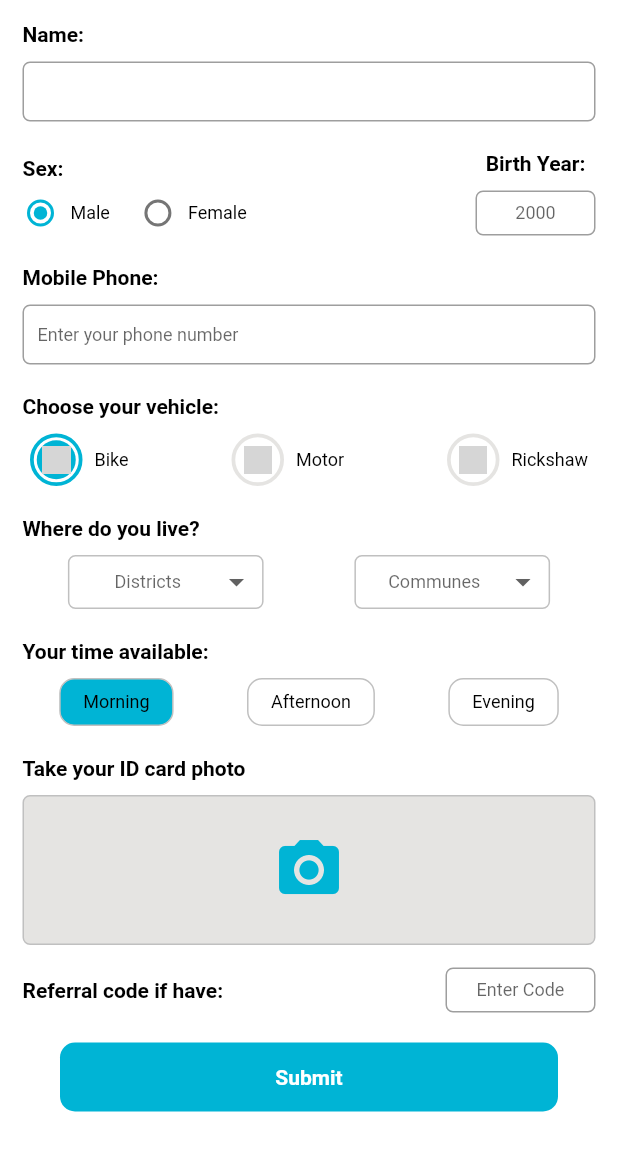
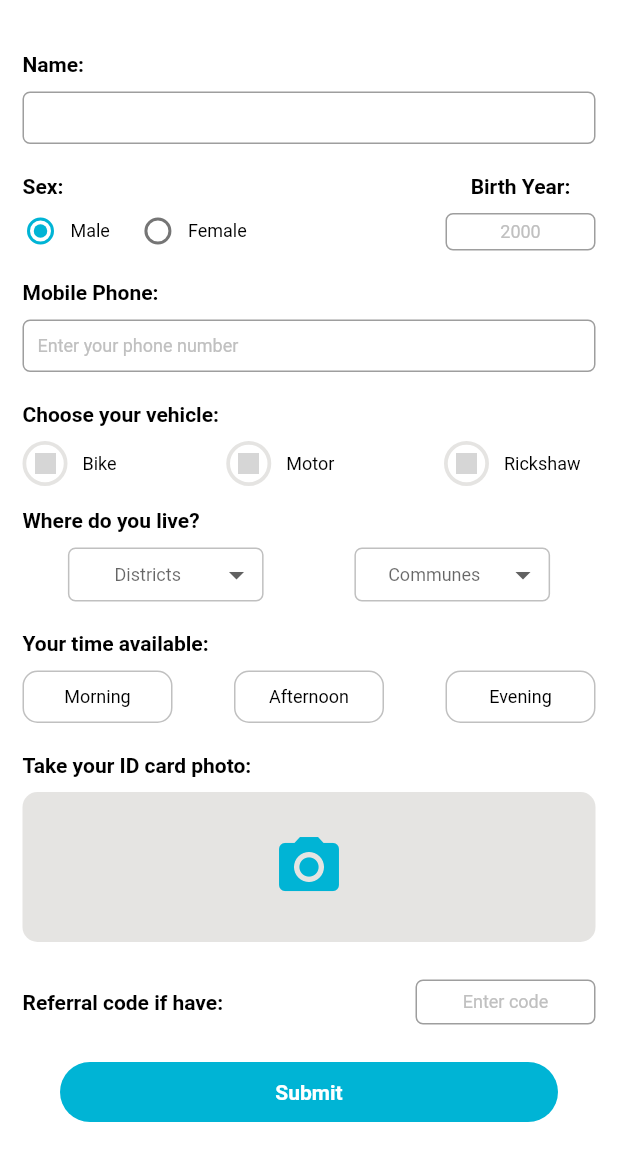
Before and after one commit to OeungChheanghok123/LoyEat, a Flutter app: the BecomeDriver screen opened directly, on a phone screen of 412 x 824 dp. Shown: the top 1161 px of the screen. Run offline on Flutter 3.47's test engine with Material 2 defaults, Android fonts, the phone set to English and light mode, and no system bars; our stand-ins replace dotted_line, flutter_svg; grey boxes are pictures that could not be loaded.

Commit message:
updated on 31-Jan-22

```diff
--- a/lib/widgets/layout_widget/button_widget.dart
+++ b/lib/widgets/layout_widget/button_widget.dart
@@ -6,6 +6,8 @@ class ButtonWidget extends StatelessWidget {
   final double height;
   final Color color;
   final VoidCallback onPressed;
+  final BorderSide borderSide;
+  final double borderRadius;
   final Widget child;
 
   const ButtonWidget({
@@ -13,6 +15,8 @@ class ButtonWidget extends StatelessWidget {
     this.width = 150,
     this.height = 50,
     this.color = rabbit,
+    this.borderSide = BorderSide.none,
+    this.borderRadius = 10,
     required this.onPressed,
     required this.child,
   }) : super(key: key);
@@ -30,7 +34,8 @@ class ButtonWidget extends StatelessWidget {
           backgroundColor: MaterialStateProperty.all(color),
           shape: MaterialStateProperty.all<RoundedRectangleBorder>(
             RoundedRectangleBorder(
-              borderRadius: BorderRadius.circular(10.0),
+              borderRadius: BorderRadius.circular(borderRadius),
+              side: borderSide,
             ),
           ),
         ),
--- a/lib/widgets/layout_widget/color.dart
+++ b/lib/widgets/layout_widget/color.dart
@@ -11,3 +11,4 @@ const Color text = Color.fromRGBO(112, 112, 112, 1);
 const Color black = Color.fromRGBO(0, 0, 0, 1);
 const Color rabbit = Color.fromRGBO(0, 180, 213, 1);
 const Color succeed = Color.fromRGBO(0, 171, 18, 1);
+const Color none = Colors.transparent;
--- /dev/null
+++ b/lib/widgets/layout_widget/icon_button_widget.dart
@@ -0,0 +1,46 @@
+import 'package:flutter/material.dart';
+import 'package:loy_eat/widgets/layout_widget/color.dart';
+
+class IconButtonWidget extends StatelessWidget {
+  final double size;
+  final Color borderColor;
+  final Color backgroundColor;
+  final String image;
+
+  const IconButtonWidget({
+    Key? key,
+    required this.image,
+    this.size = 30,
+    this.borderColor = rabbit,
+    this.backgroundColor = rabbit,
+  }) : super(key: key);
+
+  @override
+  Widget build(BuildContext context) {
+    return Container(
+      width: size,
+      height: size,
+      decoration: BoxDecoration(
+        color: white,
+        borderRadius: BorderRadius.circular(100),
+        border: Border.all(width: 2.5, color: borderColor),
+      ),
+      child: Container(
+        margin: const EdgeInsets.all(2.0),
+        decoration: BoxDecoration(
+          color: backgroundColor,
+          borderRadius: BorderRadius.circular(100),
+        ),
+        child: Container(
+          margin: const EdgeInsets.all(3.5),
+          decoration: BoxDecoration(
+            image: DecorationImage(
+              image: AssetImage(image),
+              fit: BoxFit.fill,
+            ),
+          ),
+        ),
+      ),
+    );
+  }
+}
--- /dev/null
+++ b/lib/widgets/layout_widget/icon_widget.dart
@@ -0,0 +1,23 @@
+import 'package:flutter/material.dart';
+import 'package:loy_eat/widgets/layout_widget/color.dart';
+
+class IconWidget extends StatelessWidget {
+  final IconData icon;
+  final double size;
+  final Color color;
+
+  const IconWidget({
+    Key? key,
+    required this.icon,
+    this.size = 16,
+    this.color = rabbit,
+  }) : super(key: key);
+
+  @override
+  Widget build(BuildContext context) {
+    return Icon(icon,
+      size: size,
+      color: color,
+    );
+  }
+}
--- /dev/null
+++ b/lib/widgets/layout_widget/radio_button_widget.dart
@@ -0,0 +1,32 @@
+import 'package:flutter/material.dart';
+import 'package:loy_eat/widgets/layout_widget/color.dart';
+
+class RadioButtonWidget extends StatelessWidget {
+  final int index;
+  final int groupValue;
+  final ValueChanged<int>? onChanged;
+  final Color activeColor;
+
+  const RadioButtonWidget({
+    Key? key,
+    required this.index,
+    required this.groupValue,
+    required this.onChanged,
+    this.activeColor = rabbit,
+  }) : super(key: key);
+
+  @override
+  Widget build(BuildContext context) {
+    return Radio<int>(
+      materialTapTargetSize: MaterialTapTargetSize.shrinkWrap,
+      visualDensity: const VisualDensity(
+        horizontal: VisualDensity.minimumDensity,
+        vertical: VisualDensity.minimumDensity,
+      ),
+      activeColor: activeColor,
+      groupValue: groupValue,
+      value: index,
+      onChanged:(newValue) => onChanged,
+    );
+  }
+}
--- /dev/null
+++ b/lib/widgets/layout_widget/text_field_widget.dart
@@ -0,0 +1,61 @@
+import 'package:flutter/material.dart';
+import 'package:loy_eat/widgets/layout_widget/color.dart';
+
+class TextFieldWidget extends StatelessWidget {
+  final TextInputType inputType;
+  final double height;
+  final TextAlign textAlign;
+  final double fontSize;
+  final Color textColor;
+  final FontWeight fontWeight;
+  final double contentPaddingLeft;
+  final String hintText;
+  final Color hintColor;
+  final double borderRadius;
+  final double marginVertical;
+  const TextFieldWidget({
+    Key? key,
+    required this.inputType,
+    required this.height,
+    this.textAlign = TextAlign.start,
+    this.fontSize = 12,
+    this.textColor = black,
+    this.fontWeight = FontWeight.normal,
+    this.contentPaddingLeft = 10,
+    this.hintText = '',
+    this.hintColor = silver,
+    this.borderRadius = 5,
+    this.marginVertical = 10,
+  }) : super(key: key);
+
+  @override
+  Widget build(BuildContext context) {
+    return Container(
+      margin: EdgeInsets.symmetric(vertical: marginVertical),
+      height: height,
+      child: TextField(
+        keyboardType: inputType,
+        textAlign: textAlign,
+        autocorrect: false,
+        textAlignVertical: TextAlignVertical.center,
+        style: TextStyle(
+          fontSize: fontSize,
+          fontWeight: fontWeight,
+          color: textColor,
+        ),
+        decoration: InputDecoration(
+          contentPadding: EdgeInsets.fromLTRB(contentPaddingLeft, 0, 0, 0),
+          hintText: hintText,
+          hintStyle: TextStyle(
+            fontSize: fontSize,
+            fontWeight: fontWeight,
+            color: hintColor,
+          ),
+          border: OutlineInputBorder(
+            borderRadius: BorderRadius.all(Radius.circular(borderRadius)),
+          ),
+        ),
+      ),
+    );
+  }
+}
--- a/lib/widgets/page_widget/become_driver_page_widget.dart
+++ b/lib/widgets/page_widget/become_driver_page_widget.dart
@@ -1,6 +1,13 @@
 import 'package:flutter/material.dart';
 import 'package:loy_eat/models/location.dart';
+import 'package:loy_eat/screens/flash_screen/instruction_page.dart';
+import 'package:loy_eat/widgets/layout_widget/button_widget.dart';
 import 'package:loy_eat/widgets/layout_widget/color.dart';
+import 'package:loy_eat/widgets/layout_widget/icon_button_widget.dart';
+import 'package:loy_eat/widgets/layout_widget/icon_widget.dart';
+import 'package:loy_eat/widgets/layout_widget/radio_button_widget.dart';
+import 'package:loy_eat/widgets/layout_widget/space.dart';
+import 'package:loy_eat/widgets/layout_widget/text_field_widget.dart';
 import 'package:loy_eat/widgets/layout_widget/text_widget.dart';
 
 class BecomeDriverPageWidget extends StatefulWidget {
@@ -16,11 +23,11 @@ class _BecomeDriverPageWidgetState extends State<BecomeDriverPageWidget> {
   String? _dropDownDistrictValue;
   String? _dropDownCommuneValue;
 
-  bool isSelectedBike = true;
+  bool isSelectedBike = false;
   bool isSelectedMotor = false;
   bool isSelectedRickshaw = false;
 
-  bool isSelectMorning = true;
+  bool isSelectMorning = false;
   bool isSelectAfternoon = false;
   bool isSelectEvening = false;
 
@@ -48,12 +55,13 @@ class _BecomeDriverPageWidgetState extends State<BecomeDriverPageWidget> {
         child: Column(
           mainAxisSize: MainAxisSize.min,
           children: [
+            const Space(height: 20),
             _buildDriverName,
             _buildDriverGenderAndBirthYear,
             _buildDriverMobilePhone,
             _buildDriverVehicle,
             _buildDriverLive,
-            _buildDriverTime,
+            _buildDriverSchedule,
             _buildDriverIDCard,
             _buildDriverReferral,
             _buildSubmitButton,
@@ -66,41 +74,60 @@ class _BecomeDriverPageWidgetState extends State<BecomeDriverPageWidget> {
   Widget get _buildDriverName{
     return Column(
       crossAxisAlignment: CrossAxisAlignment.start,
-      children: <Widget> [
-        _buildStringTitle('Name:'),
-        _buildTextField(const EdgeInsets.symmetric(vertical: 10), TextInputType.text, TextAlign.start, const EdgeInsets.only(left: 10), ''),
-        const SizedBox(height: 10),
+      children: const <Widget> [
+        TextWidget(
+          isTitle: true,
+          text: 'Name:',
+        ),
+        TextFieldWidget(
+          height: 35,
+          inputType: TextInputType.text,
+        ),
+        Space(height: 10),
       ],
     );
   }
   Widget get _buildDriverGenderAndBirthYear{
     return Row(
       mainAxisAlignment: MainAxisAlignment.spaceBetween,
+      crossAxisAlignment: CrossAxisAlignment.start,
       children: <Widget>[
         Column(
           crossAxisAlignment: CrossAxisAlignment.start,
           children: [
-            _buildStringTitle('Sex:'),
+            const TextWidget(
+              isTitle: true,
+              text: 'Sex:',
+            ),
             Row(
               children: [
                 _buildRadioButton(0, 'Male'),
-                const SizedBox(width: 10),
+                const Space(width: 10),
                 _buildRadioButton(1, 'Female'),
               ],
             ),
-            const SizedBox(height: 10),
+            const Space(height: 10),
           ],
         ),
         Column(
           crossAxisAlignment: CrossAxisAlignment.center,
-          children: [
-            _buildStringTitle('Birth Year:'),
+          children: const [
+            TextWidget(
+              isTitle: true,
+              text: 'Birth Year:',
+            ),
             SizedBox(
-              width: 80,
-              height: 50,
-              child: _buildTextField(const EdgeInsets.symmetric(vertical: 10), TextInputType.datetime, TextAlign.center, EdgeInsets.zero, '2000'),
+              width: 100,
+              height: 45,
+              child: TextFieldWidget(
+                inputType: TextInputType.datetime,
+                height: 50,
+                hintText: '2000',
+                textAlign: TextAlign.center,
+                contentPaddingLeft: 0,
+              ),
             ),
-            const SizedBox(height: 10),
+            Space(height: 10),
           ],
         ),
       ],
@@ -109,10 +136,18 @@ class _BecomeDriverPageWidgetState extends State<BecomeDriverPageWidget> {
   Widget get _buildDriverMobilePhone{
     return Column(
       crossAxisAlignment: CrossAxisAlignment.start,
-      children: <Widget>[
-        _buildStringTitle('Mobile Phone:'),
-        _buildTextField(const EdgeInsets.symmetric(vertical: 10), TextInputType.phone, TextAlign.start, const EdgeInsets.only(left: 10), 'Enter your phone number'),
-        const SizedBox(height: 10),
+      children: const <Widget>[
+        TextWidget(
+          isTitle: true,
+          text: 'Mobile Phone:',
+        ),
+        TextFieldWidget(
+          height: 35,
+          inputType: TextInputType.number,
+          hintText: 'Enter your phone number',
+          hintColor: silver,
+        ),
+        Space(height: 10),
       ],
     );
   }
@@ -120,46 +155,20 @@ class _BecomeDriverPageWidgetState extends State<BecomeDriverPageWidget> {
     return Column(
       crossAxisAlignment: CrossAxisAlignment.start,
       children: <Widget>[
-        _buildStringTitle('Choose your vehicle:'),
+        const TextWidget(
+          isTitle: true,
+          text: 'Choose your vehicle:',
+        ),
+        const Space(height: 5),
         Row(
           mainAxisAlignment: MainAxisAlignment.spaceBetween,
           children: [
-            InkWell(
-              splashColor: Colors.transparent,
-              onTap: (){
-                setState(() {
-                  isSelectedBike = true;
-                  isSelectedMotor = false;
-                  isSelectedRickshaw = false;
-                });
-              },
-              child: _buildVehicleButton('assets/image/bike_icon.png', 'Bike', isSelectedBike ? rabbit : platinum, isSelectedBike ? rabbit : white),
-            ),
-            InkWell(
-              splashColor: Colors.transparent,
-              onTap: (){
-                setState(() {
-                  isSelectedBike = false;
-                  isSelectedMotor = true;
-                  isSelectedRickshaw = false;
-                });
-              },
-              child: _buildVehicleButton('assets/image/motor_icon.png', 'Motor', isSelectedMotor ? rabbit : platinum, isSelectedMotor ? rabbit : white),
-            ),
-            InkWell(
-              splashColor: Colors.transparent,
-              onTap: (){
-                setState(() {
-                  isSelectedBike = false;
-                  isSelectedMotor = false;
-                  isSelectedRickshaw = true;
-                });
-              },
-              child: _buildVehicleButton('assets/image/rickshaw_icon.png', 'Rickshaw', isSelectedRickshaw ? rabbit : platinum, isSelectedRickshaw ? rabbit : white),
-            ),
+            _buildVehicleButton(0, 'assets/image/bike_icon.png', 'Bike', isSelectedBike ? rabbit : platinum, isSelectedBike ? rabbit : white),
+            _buildVehicleButton(1, 'assets/image/motor_icon.png', 'Motor', isSelectedMotor ? rabbit : platinum, isSelectedMotor ? rabbit : white),
+            _buildVehicleButton(2, 'assets/image/rickshaw_icon.png', 'Rickshaw', isSelectedRickshaw ? rabbit : platinum, isSelectedRickshaw ? rabbit : white),
           ],
         ),
-        const SizedBox(height: 10),
+        const Space(height: 10),
       ],
     );
   }
@@ -167,7 +176,10 @@ class _BecomeDriverPageWidgetState extends State<BecomeDriverPageWidget> {
     return Column(
       crossAxisAlignment: CrossAxisAlignment.start,
       children: <Widget>[
-        _buildStringTitle('Where do you live?'),
+        const TextWidget(
+          isTitle: true,
+          text: 'Where do you live?',
+        ),
         SizedBox(
           width: MediaQuery.of(context).size.width,
           child: Row(
@@ -182,60 +194,49 @@ class _BecomeDriverPageWidgetState extends State<BecomeDriverPageWidget> {
       ],
     );
   }
-  Widget get _buildDriverTime{
+  Widget get _buildDriverSchedule{
     return Column(
       crossAxisAlignment: CrossAxisAlignment.start,
       children: <Widget>[
-        _buildStringTitle('Your time available:'),
+        const TextWidget(
+          isTitle: true,
+          text: 'Your time available:',
+        ),
         Row(
-          mainAxisAlignment: MainAxisAlignment.spaceAround,
+          mainAxisAlignment: MainAxisAlignment.spaceBetween,
           children: [
-            InkWell(
-              splashColor: Colors.transparent,
-              onTap: (){
-                setState(() {
-                  isSelectMorning = true;
-                  isSelectAfternoon = false;
-                  isSelectEvening = false;
-                });
-              },
-              child: _buildTime('Morning', isSelectMorning ? rabbit : white),
-            ),
-            InkWell(
-              splashColor: Colors.transparent,
-              onTap: (){
-                setState(() {
-                  isSelectMorning = false;
-                  isSelectAfternoon = true;
-                  isSelectEvening = false;
-                });
-              },
-              child: _buildTime('Afternoon', isSelectAfternoon ? rabbit : white),
-            ),
-            InkWell(
-              splashColor: Colors.transparent,
-              onTap: (){
-                setState(() {
-                  isSelectMorning = false;
-                  isSelectAfternoon = false;
-                  isSelectEvening = true;
-                });
-              },
-              child: _buildTime('Evening', isSelectEvening ? rabbit : white),
-            ),
+            _buildButtonSchedule(0, 'Morning', isSelectMorning ? white : black, isSelectMorning ? rabbit : white, isSelectMorning ? none : silver),
+            _buildButtonSchedule(1, 'Afternoon', isSelectAfternoon ? white : black, isSelectAfternoon ? rabbit : white, isSelectAfternoon ? none : silver),
+            _buildButtonSchedule(2, 'Evening', isSelectEvening ? white : black, isSelectEvening ? rabbit : white, isSelectEvening ? none : silver),
           ],
         ),
-        const SizedBox(height: 10),
+        const Space(height: 10),
       ],
     );
   }
   Widget get _buildDriverIDCard{
     return Column(
       crossAxisAlignment: CrossAxisAlignment.start,
-      children: <Widget>[
-        _buildStringTitle('Take your ID card photo'),
-        _buildTakePhoto(),
-        const SizedBox(height: 5),
+      mainAxisAlignment: MainAxisAlignment.start,
+      children:  <Widget>[
+        const TextWidget(
+          isTitle: true,
+          text: 'Take your ID card photo:',
+        ),
+        Container(
+          margin: const EdgeInsets.symmetric(vertical: 10),
+          child: ButtonWidget(
+            width: MediaQuery.of(context).size.width,
+            height: 100,
+            onPressed: () => print('take photo is clicked'),
+            color: platinum,
+            child: const IconWidget(
+              icon: Icons.photo_camera,
+              size: 48,
+            ),
+          ),
+        ),
+        const Space(),
       ],
     );
   }
@@ -243,135 +244,138 @@ class _BecomeDriverPageWidgetState extends State<BecomeDriverPageWidget> {
     return Row(
       mainAxisAlignment: MainAxisAlignment.spaceBetween,
       crossAxisAlignment: CrossAxisAlignment.center,
-      children: <Widget>[
-        _buildStringTitle('Referral code if have:'),
+      children: const <Widget>[
+        TextWidget(
+          isTitle: true,
+          text: 'Referral code if have:',
+        ),
         SizedBox(
-          width: 100,
-          height: 30,
-          child: _buildTextField(EdgeInsets.zero, TextInputType.number, TextAlign.center, EdgeInsets.zero, 'Enter Code'),
+          width: 120,
+          height: 50,
+          child: TextFieldWidget(
+            height: 50,
+            inputType: TextInputType.number,
+            textAlign: TextAlign.center,
+            contentPaddingLeft: 0,
+            hintText: 'Enter code',
+          ),
         ),
       ],
     );
   }
   Widget get _buildSubmitButton{
-    return Column(
-      children: [
-        const SizedBox(height: 5),
-        _buildButtonSubmit('Submit'),
-      ],
+    return Container(
+      width: MediaQuery.of(context).size.width,
+      margin: const EdgeInsets.fromLTRB(25, 15, 25, 0),
+      child:  ButtonWidget(
+        height: 40,
+        onPressed: () => Navigator.pushReplacement(context, MaterialPageRoute(builder: (context) => const InstructionPage())),
+        borderRadius: 25,
+        child: const TextWidget(
+          isTitle: true,
+          text: 'Submit',
+          color: white,
+        ),
+      ),
     );
   }
 
-  Widget _buildStringTitle(String text) => Text(text,
-    style: const TextStyle(
-      fontSize: 14,
-      fontWeight: FontWeight.bold,
-      color: black,
-    ),
-  );
-  Widget _buildTextField(EdgeInsets margin,TextInputType inputType, TextAlign textAlign, EdgeInsets contentPadding, String hintText) => Container(
-    margin: margin,
-    height: 40,
-    child: TextField(
-      keyboardType: inputType,
-      textAlign: textAlign,
-      autocorrect: false,
-      textAlignVertical: TextAlignVertical.center,
-      style: const TextStyle(
-        fontSize: 12,
-        fontWeight: FontWeight.normal,
-        color: black,
-      ),
-      decoration: InputDecoration(
-        contentPadding: contentPadding,
-        hintText: hintText,
-        hintStyle: const TextStyle(
-          fontSize: 12,
-        ),
-        border: const OutlineInputBorder(
-          borderRadius: BorderRadius.all(Radius.circular(5.0)),
-        ),
+  Widget _buildRadioButton(int index, String text) => InkWell(
+    splashColor: none,
+    onTap: () => setState(() => _radioValue = index ),
+    child: Container(
+      margin: const EdgeInsets.fromLTRB(0, 10, 10, 10),
+      child: Row(
+        mainAxisAlignment: MainAxisAlignment.start,
+        crossAxisAlignment: CrossAxisAlignment.center,
+        children: [
+          RadioButtonWidget(
+            index: index,
+            groupValue: _radioValue,
+            onChanged: (newValue) => setState(() => _radioValue = newValue ),
+          ),
+          const Space(width: 8),
+          TextWidget(text: text),
+        ],
       ),
     ),
   );
-  Widget _buildRadioButton(int index, String text) => InkWell(
-    onTap: () => setState((){ _radioValue = index; }),
+  Widget _buildVehicleButton(int index, String image, String text, Color borderColor, Color backgroundColor) => InkWell(
+    splashColor: none,
+    onTap: (){
+      setState(() {
+        if (index == 0) {
+          isSelectedBike = true;
+          isSelectedMotor = false;
+          isSelectedRickshaw = false;
+        }
+        if (index == 1) {
+          isSelectedMotor = true;
+          isSelectedBike = false;
+          isSelectedRickshaw = false;
+        }
+        if(index == 2) {
+          isSelectedRickshaw = true;
+          isSelectedBike = false;
+          isSelectedMotor = false;
+        }
+      });
+    },
     child: Container(
-      margin: const EdgeInsets.fromLTRB(0, 10, 10, 10),
-      child: Row(
+      margin: const EdgeInsets.fromLTRB(0, 5, 10, 5),
+      child: Row (
         children: [
-          Radio<int>(
-            materialTapTargetSize: MaterialTapTargetSize.shrinkWrap,
-            visualDensity: const VisualDensity(
-              horizontal: VisualDensity.minimumDensity,
-              vertical: VisualDensity.minimumDensity,
-            ),
-            activeColor: rabbit,
-            groupValue: _radioValue,
-            value: index,
-            onChanged: (newValue){
-              if (newValue != null){
-                setState(() {
-                  _radioValue = newValue;
-                });
-              }
-            },
+          IconButtonWidget(
+            image: image,
+            borderColor: borderColor,
+            backgroundColor: backgroundColor,
           ),
           Container(
-            padding: const EdgeInsets.only(left: 8.0),
-            child: Text(text,
-              style: const TextStyle(
-                fontSize: 12,
-                color: black,
-              ),
+            padding: const EdgeInsets.only(left: 10.0),
+            child: TextWidget(
+              text: text,
             ),
           ),
         ],
       ),
     ),
   );
-  Widget _buildVehicleButton(String image, String text, Color borderColor, Color color) => Container(
-    margin: const EdgeInsets.symmetric(vertical:10, horizontal: 5),
-    child: Row (
-      children: [
-        Container(
-          width: 35,
-          height: 35,
-          decoration: BoxDecoration(
-            color: white,
-            borderRadius: BorderRadius.circular(100),
-            border: Border.all(width: 2.5, color: borderColor),
-          ),
-          child: Container(
-            margin: const EdgeInsets.all(2.0),
-            decoration: BoxDecoration(
-              color: color,
-              borderRadius: BorderRadius.circular(100),
-            ),
-            child: Container(
-              margin: const EdgeInsets.all(3.5),
-              decoration: BoxDecoration(
-                image: DecorationImage(
-                  image: AssetImage(image),
-                  fit: BoxFit.fill,
-                ),
-              ),
-            ),
-          ),
-        ),
-        Container(
-          padding: const EdgeInsets.only(left: 8.0),
-          child: Text(text,
-            style: const TextStyle(
-              fontSize: 12,
-              fontWeight: FontWeight.normal,
-              color: black,
-            ),
-          ),
-        ),
-      ],
+  Widget _buildButtonSchedule(int index, String text, Color textColor, Color buttonColor, Color borderColor) => Container(
+    width: 100,
+    height: 35,
+    margin: const EdgeInsets.symmetric(vertical: 10),
+    child: ButtonWidget(
+      onPressed: (){
+        setState(() {
+          if (index == 0) {
+            isSelectMorning = true;
+            isSelectAfternoon = false;
+            isSelectEvening = false;
+          }
+          if (index == 1) {
+            isSelectAfternoon = true;
+            isSelectMorning = false;
+            isSelectEvening = false;
+          }
+          if(index == 2) {
+            isSelectEvening = true;
+            isSelectMorning = false;
+            isSelectAfternoon = false;
+          }
+        });
+      },
+      color: buttonColor,
+      borderSide: BorderSide(
+        color: borderColor,
+        width: 1,
+      ),
+      child: TextWidget(
+        text: text,
+        color: textColor,
+      ),
     ),
   );
+
   Widget _buildDistricts(String text) => Container(
     padding: const EdgeInsets.all(5),
     margin: const EdgeInsets.symmetric(vertical: 10),
@@ -442,54 +446,4 @@ class _BecomeDriverPageWidgetState extends State<BecomeDriverPageWidget> {
       },
     ),
   );
-  Widget _buildTime(String text, Color color) => Container(
-    padding: const EdgeInsets.symmetric(vertical: 8.0, horizontal: 15.0),
-    margin: const EdgeInsets.symmetric(vertical: 10),
-    decoration: BoxDecoration(
-      borderRadius: BorderRadius.circular(10),
-      border: Border.all(color: silver, width: 1),
-      color: color,
-    ),
-    child: Text(text,
-      style: const TextStyle(
-        color: black,
-        fontWeight: FontWeight.normal,
-        fontSize: 12,
-      ),
-    ),
-  );
-  Widget _buildTakePhoto() => InkWell(
-    child: Container(
-      margin: const EdgeInsets.symmetric(vertical: 10),
-      height: 100,
-      decoration: BoxDecoration(
-        color: platinum,
-        borderRadius: BorderRadius.circular(5),
-        border: Border.all(color: silver, width: 1),
-      ),
-      child: const Center(
-        child: Icon(Icons.photo_camera,
-          size: 48,
-          color: rabbit,
-        ),
-      ),
-    ),
-  );
-  Widget _buildButtonSubmit(String text) => Container(
-      padding: const EdgeInsets.symmetric(vertical: 15),
-      margin: const EdgeInsets.fromLTRB(25, 15, 25, 0),
-      decoration: BoxDecoration(
-        color: rabbit,
-        borderRadius: BorderRadius.circular(10),
-      ),
-      child: Center(
-        child: Text(text,
-          style: const TextStyle(
-            fontSize: 14,
-            fontWeight: FontWeight.bold,
-            color: white,
-          ),
-        ),
-      )
-  );
 }
```
